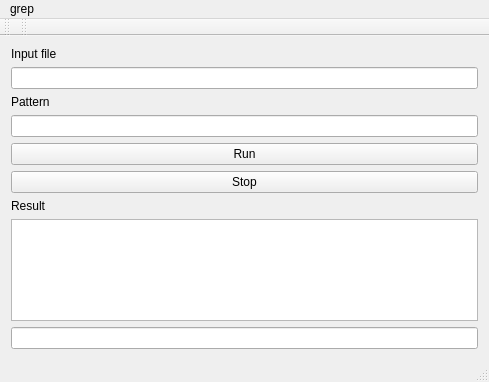
First picture: the form in mainwindow.ui, repository golikov-nik/grep, before the edit.
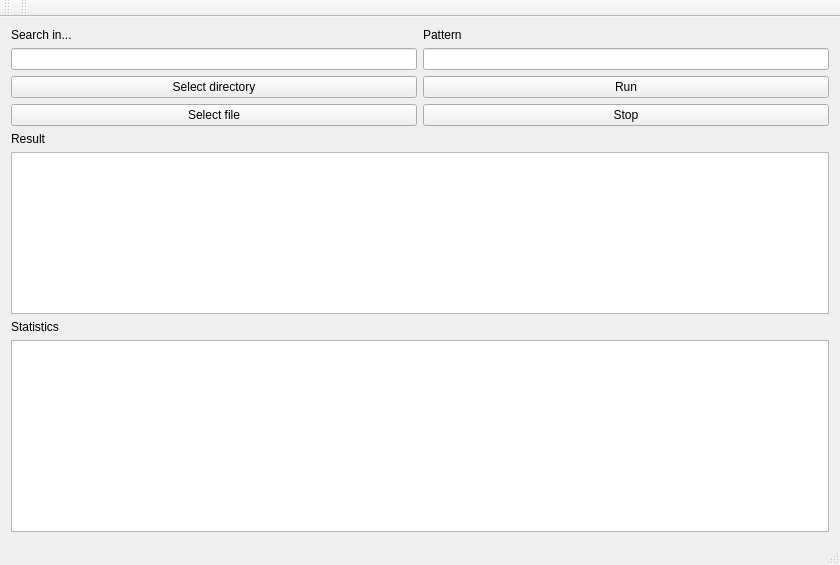
Second picture: the form after the edit.

The edit to the form file:
```diff
--- a/mainwindow.ui
+++ b/mainwindow.ui
@@ -6,8 +6,8 @@
    <rect>
     <x>0</x>
     <y>0</y>
-    <width>489</width>
-    <height>382</height>
+    <width>840</width>
+    <height>565</height>
    </rect>
   </property>
   <property name="windowTitle">
@@ -16,70 +16,153 @@
   <widget class="QWidget" name="centralWidget">
    <layout class="QGridLayout" name="gridLayout">
     <item row="1" column="0">
-     <widget class="QLineEdit" name="fileEdit"/>
+     <widget class="QLineEdit" name="fileEdit">
+      <property name="sizePolicy">
+       <sizepolicy hsizetype="Expanding" vsizetype="Fixed">
+        <horstretch>0</horstretch>
+        <verstretch>0</verstretch>
+       </sizepolicy>
+      </property>
+      <property name="text">
+       <string/>
+      </property>
+     </widget>
+    </item>
+    <item row="8" column="0">
+     <widget class="QLabel" name="label">
+      <property name="sizePolicy">
+       <sizepolicy hsizetype="Preferred" vsizetype="Fixed">
+        <horstretch>0</horstretch>
+        <verstretch>0</verstretch>
+       </sizepolicy>
+      </property>
+      <property name="text">
+       <string>Statistics</string>
+      </property>
+     </widget>
+    </item>
+    <item row="3" column="1">
+     <widget class="QPushButton" name="stopButton">
+      <property name="sizePolicy">
+       <sizepolicy hsizetype="Minimum" vsizetype="Fixed">
+        <horstretch>0</horstretch>
+        <verstretch>0</verstretch>
+       </sizepolicy>
+      </property>
+      <property name="text">
+       <string>Stop</string>
+      </property>
+     </widget>
+    </item>
+    <item row="3" column="0">
+     <widget class="QPushButton" name="fileBrowseButton">
+      <property name="sizePolicy">
+       <sizepolicy hsizetype="Minimum" vsizetype="Fixed">
+        <horstretch>0</horstretch>
+        <verstretch>0</verstretch>
+       </sizepolicy>
+      </property>
+      <property name="text">
+       <string>Select file</string>
+      </property>
+     </widget>
+    </item>
+    <item row="2" column="0">
+     <widget class="QPushButton" name="directoryBrowseButton">
+      <property name="sizePolicy">
+       <sizepolicy hsizetype="Minimum" vsizetype="Fixed">
+        <horstretch>0</horstretch>
+        <verstretch>0</verstretch>
+       </sizepolicy>
+      </property>
+      <property name="text">
+       <string>Select directory</string>
+      </property>
+     </widget>
+    </item>
+    <item row="1" column="1">
+     <widget class="QLineEdit" name="patternEdit">
+      <property name="sizePolicy">
+       <sizepolicy hsizetype="Expanding" vsizetype="Fixed">
+        <horstretch>0</horstretch>
+        <verstretch>0</verstretch>
+       </sizepolicy>
+      </property>
+     </widget>
     </item>
     <item row="4" column="0">
+     <widget class="QLabel" name="label_3">
+      <property name="sizePolicy">
+       <sizepolicy hsizetype="Preferred" vsizetype="Fixed">
+        <horstretch>0</horstretch>
+        <verstretch>0</verstretch>
+       </sizepolicy>
+      </property>
+      <property name="text">
+       <string>Result</string>
+      </property>
+     </widget>
+    </item>
+    <item row="2" column="1">
      <widget class="QPushButton" name="searchButton">
+      <property name="sizePolicy">
+       <sizepolicy hsizetype="Minimum" vsizetype="Fixed">
+        <horstretch>0</horstretch>
+        <verstretch>0</verstretch>
+       </sizepolicy>
+      </property>
       <property name="text">
        <string>Run</string>
       </property>
      </widget>
     </item>
-    <item row="8" column="0">
-     <widget class="QLineEdit" name="countEdit"/>
-    </item>
-    <item row="2" column="0">
+    <item row="0" column="1">
      <widget class="QLabel" name="label_2">
+      <property name="sizePolicy">
+       <sizepolicy hsizetype="Preferred" vsizetype="Fixed">
+        <horstretch>0</horstretch>
+        <verstretch>0</verstretch>
+       </sizepolicy>
+      </property>
       <property name="text">
        <string>Pattern</string>
       </property>
      </widget>
     </item>
-    <item row="7" column="0">
+    <item row="5" column="0" rowspan="3" colspan="2">
      <widget class="QListWidget" name="listWidget"/>
     </item>
     <item row="0" column="0">
-     <widget class="QLabel" name="label">
-      <property name="text">
-       <string>Input file</string>
+     <widget class="QLabel" name="label_4">
+      <property name="sizePolicy">
+       <sizepolicy hsizetype="Preferred" vsizetype="Fixed">
+        <horstretch>0</horstretch>
+        <verstretch>0</verstretch>
+       </sizepolicy>
       </property>
-     </widget>
-    </item>
-    <item row="6" column="0">
-     <widget class="QLabel" name="label_3">
       <property name="text">
-       <string>Result</string>
+       <string>Search in...</string>
       </property>
      </widget>
     </item>
-    <item row="3" column="0">
-     <widget class="QLineEdit" name="patternEdit"/>
-    </item>
-    <item row="5" column="0">
-     <widget class="QPushButton" name="stopButton">
-      <property name="text">
-       <string>Stop</string>
+    <item row="11" column="0" rowspan="2" colspan="2">
+     <widget class="QTextBrowser" name="infoBrowser">
+      <property name="sizePolicy">
+       <sizepolicy hsizetype="Expanding" vsizetype="Fixed">
+        <horstretch>0</horstretch>
+        <verstretch>0</verstretch>
+       </sizepolicy>
+      </property>
+      <property name="maximumSize">
+       <size>
+        <width>16777215</width>
+        <height>16777215</height>
+       </size>
       </property>
      </widget>
     </item>
    </layout>
   </widget>
-  <widget class="QMenuBar" name="menuBar">
-   <property name="geometry">
-    <rect>
-     <x>0</x>
-     <y>0</y>
-     <width>489</width>
-     <height>22</height>
-    </rect>
-   </property>
-   <widget class="QMenu" name="menugrep">
-    <property name="title">
-     <string>grep</string>
-    </property>
-   </widget>
-   <addaction name="menugrep"/>
-  </widget>
   <widget class="QToolBar" name="mainToolBar">
    <attribute name="toolBarArea">
     <enum>TopToolBarArea</enum>
```
Left out of the diff: 6 changed lines with no effect on the pictures.
